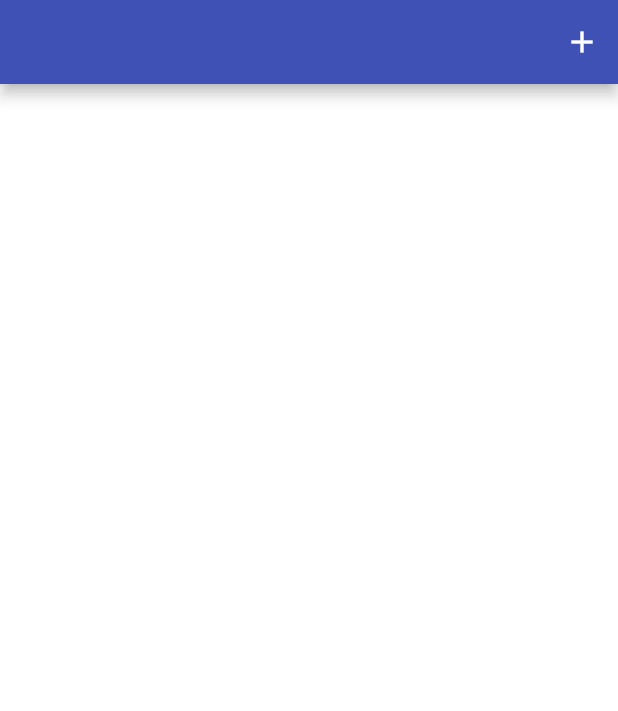
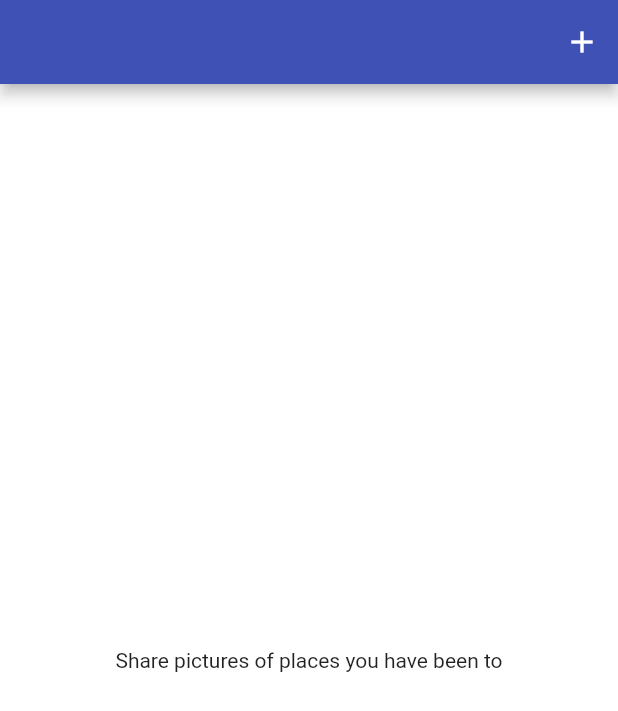
Before and after one commit to jhaym3s/visited, a Flutter app: the screen it shows after launch, on a phone screen of 412 x 824 dp. Shown: the top 711 px of the screen. Run offline on Flutter 3.47's test engine with Material 2 defaults, Android fonts, the phone set to English and light mode, and no system bars; our stand-ins replace image_picker.

Commit message:
My code turned against me. That's sad

```diff
--- a/lib/models/places_model.dart
+++ b/lib/models/places_model.dart
@@ -8,9 +8,7 @@ class PlaceLocation{
   PlaceLocation({
     @required this.latitude, @required this.longitude,this.address
 });
-
 }
-
 class Places{
   final File image;
   final PlaceLocation location;
--- a/lib/providers/great_places.dart
+++ b/lib/providers/great_places.dart
@@ -1,4 +1,4 @@
-
+import 'dart:io';
 import 'package:flutter/cupertino.dart';
 import '../models/places_model.dart';
 
@@ -9,4 +9,10 @@ class GreatPlaces with ChangeNotifier{
   List<Places> get places {
     return [..._places];
   }
+
+  void addPlaces(String title, File image){
+    final newPlaces =  Places(image: image, title: title, location: null, id: DateTime.now().toString());
+    _places.add(newPlaces);
+    notifyListeners();
+  }
 }
--- /dev/null
+++ b/lib/screens/detail_screen.dart
@@ -0,0 +1 @@
+import 'package:flutter/material.dart';
--- a/lib/screens/places_list_screen.dart
+++ b/lib/screens/places_list_screen.dart
@@ -1,5 +1,7 @@
 import 'package:flutter/material.dart';
-import 'package:places_and_cities/screens/add_places_screen.dart';
+import '../providers/great_places.dart';
+import '../screens/add_places_screen.dart';
+import 'package:provider/provider.dart';
 
 class PlacesListScreen extends StatefulWidget {
   @override
@@ -12,10 +14,27 @@ class _PlacesListScreenState extends State<PlacesListScreen> {
     return Scaffold(
       appBar: AppBar(
         actions: [
-          IconButton(icon: Icon(Icons.add), onPressed: (){
-            Navigator.of(context).pushNamed(AddPlacesScreen.routeName);
-          }),
+          IconButton(
+              icon: Icon(Icons.add),
+              onPressed: () {
+                Navigator.of(context).pushNamed(AddPlacesScreen.routeName);
+              }),
         ],
+      ),
+       body: Consumer<GreatPlaces>(
+        child: const Center(child:
+        Text("Share pictures of places you have been to"),),
+        builder: (context, greatPlaces, child) => greatPlaces.places.isEmpty
+            ? child
+            : ListView.builder(
+          itemCount: greatPlaces.places.length,
+                itemBuilder: (context, index) => ListTile(
+                  leading: CircleAvatar(
+                    backgroundImage: FileImage(greatPlaces.places[index].image),
+                  ),
+                  title: Text(greatPlaces.places[index].title) ,
+                  onTap: (){},
+                ),),
       ),
       backgroundColor: Colors.white,
     );
```
Also changed, not shown: lib/screens/add_places_screen.dart (+25 -8 lines), lib/widget/image_input.dart (+26 -1 lines).
